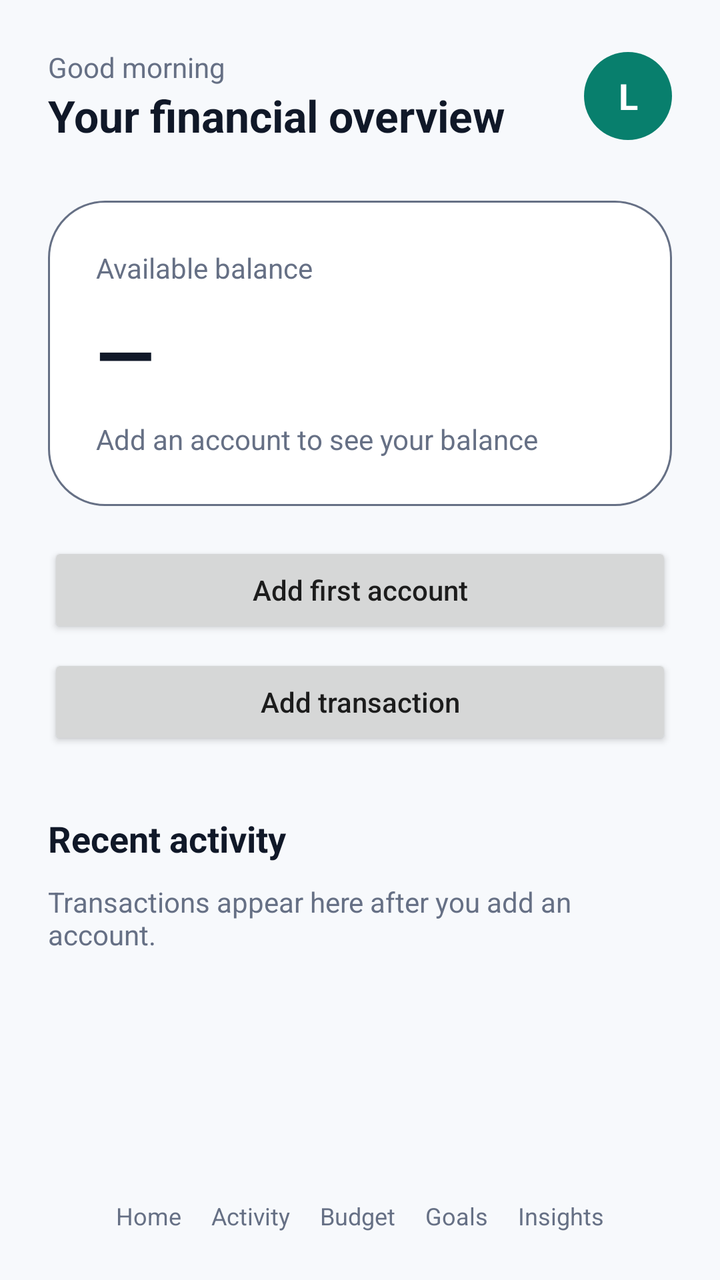
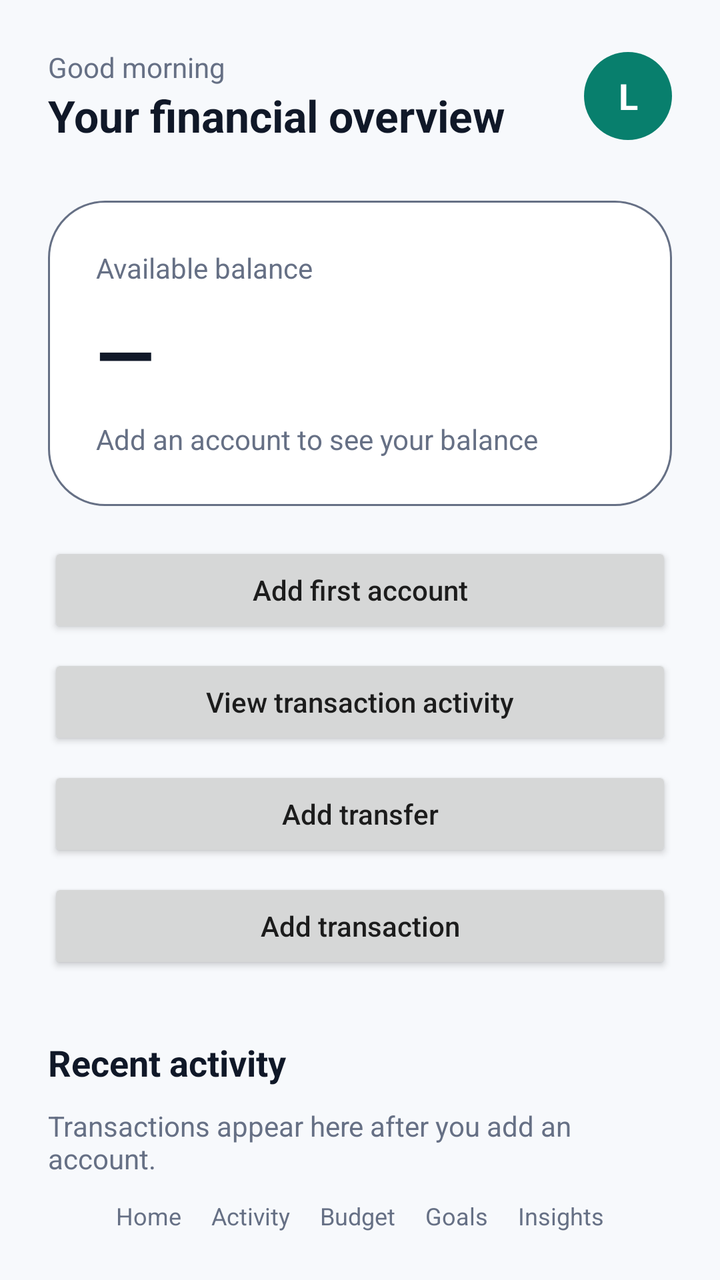

An Android layout rendered at two revisions. The XML below is the earlier revision; the diff shows what the commit changed to produce the second picture.
<!-- AndroidManifest.xml: application theme Theme.App -->
<!-- res/layout/activity_main.xml -->
<?xml version="1.0" encoding="utf-8"?>
<LinearLayout xmlns:android="http://schemas.android.com/apk/res/android"
    android:layout_width="match_parent"
    android:layout_height="match_parent"
    android:orientation="vertical"
    android:background="@color/lumen_background"
    android:padding="24dp">

    <LinearLayout
        android:layout_width="match_parent"
        android:layout_height="wrap_content"
        android:gravity="center_vertical"
        android:orientation="horizontal">
        <LinearLayout
            android:layout_width="0dp"
            android:layout_height="wrap_content"
            android:layout_weight="1"
            android:orientation="vertical">
            <TextView
                android:layout_width="wrap_content"
                android:layout_height="wrap_content"
                android:text="@string/greeting"
                android:textColor="@color/lumen_muted"
                android:textSize="14sp" />
            <TextView
                android:layout_width="wrap_content"
                android:layout_height="wrap_content"
                android:text="@string/overview"
                android:textColor="@color/lumen_ink"
                android:textSize="22sp"
                android:textStyle="bold" />
        </LinearLayout>
        <TextView
            android:layout_width="44dp"
            android:layout_height="44dp"
            android:gravity="center"
            android:text="L"
            android:textColor="@color/on_primary"
            android:textSize="18sp"
            android:textStyle="bold"
            android:background="@drawable/avatar_background" />
    </LinearLayout>

    <LinearLayout
        android:layout_width="match_parent"
        android:layout_height="wrap_content"
        android:layout_marginTop="28dp"
        android:background="@drawable/balance_card_background"
        android:orientation="vertical"
        android:padding="24dp">
        <TextView
            android:layout_width="wrap_content"
            android:layout_height="wrap_content"
            android:text="Available balance"
            android:textColor="@color/lumen_muted"
            android:textSize="14sp" />
        <TextView
            android:id="@+id/balance"
            android:layout_width="wrap_content"
            android:layout_height="wrap_content"
            android:layout_marginTop="8dp"
            android:text="—"
            android:textColor="@color/lumen_ink"
            android:textSize="38sp"
            android:textStyle="bold" />
        <TextView
            android:id="@+id/balance_summary"
            android:layout_width="wrap_content"
            android:layout_height="wrap_content"
            android:layout_marginTop="8dp"
            android:text="@string/empty_balance"
            android:textColor="@color/lumen_muted"
            android:textSize="14sp" />
    </LinearLayout>

    <Button
        android:id="@+id/add_account_button"
        android:layout_width="match_parent"
        android:layout_height="wrap_content"
        android:layout_marginTop="18dp"
        android:text="@string/add_account"
        android:textAllCaps="false" />

    <Button
        android:id="@+id/add_transaction_button"
        android:layout_width="match_parent"
        android:layout_height="wrap_content"
        android:layout_marginTop="8dp"
        android:text="@string/add_transaction"
        android:textAllCaps="false" />

    <TextView
        android:layout_width="wrap_content"
        android:layout_height="wrap_content"
        android:layout_marginTop="32dp"
        android:text="Recent activity"
        android:textColor="@color/lumen_ink"
        android:textSize="18sp"
        android:textStyle="bold" />

    <TextView
        android:layout_width="match_parent"
        android:layout_height="wrap_content"
        android:layout_marginTop="10dp"
        android:text="Transactions appear here after you add an account."
        android:textColor="@color/lumen_muted"
        android:textSize="14sp" />

    <Space android:layout_width="match_parent" android:layout_height="0dp" android:layout_weight="1" />
    <TextView
        android:layout_width="match_parent"
        android:layout_height="wrap_content"
        android:gravity="center"
        android:text="Home     Activity     Budget     Goals     Insights"
        android:textColor="@color/lumen_muted"
        android:textSize="12sp" />
</LinearLayout>
<!-- resources referenced by this layout -->
<resources>
  <color name="lumen_background">#F7F9FC</color>
  <color name="lumen_ink">#101828</color>
  <color name="lumen_muted">#667085</color>
  <color name="on_primary">#FFFFFFFF</color>
  <!-- drawable avatar_background (drawable) -->
  <?xml version="1.0" encoding="utf-8"?>
  <shape xmlns:android="http://schemas.android.com/apk/res/android"
      android:shape="oval">
      <solid android:color="@color/lumen_accent" />
  </shape>
  <!-- drawable balance_card_background (drawable) -->
  <?xml version="1.0" encoding="utf-8"?>
  <shape xmlns:android="http://schemas.android.com/apk/res/android"
      android:shape="rectangle">
      <solid android:color="@color/lumen_surface" />
      <stroke
          android:width="1dp"
          android:color="@color/lumen_muted" />
      <corners android:radius="28dp" />
  </shape>
  <string name="add_account">Add first account</string>
  <string name="add_transaction">Add transaction</string>
  <string name="empty_balance">Add an account to see your balance</string>
  <string name="greeting">Good morning</string>
  <string name="overview">Your financial overview</string>
  <style name="Theme.App" parent="android:Theme.Material.Light.NoActionBar">
          <item name="android:colorPrimary">@color/primary</item>
          <item name="android:colorAccent">@color/lumen_accent</item>
          <item name="android:windowLightStatusBar">true</item>
          <item name="android:statusBarColor">@color/lumen_background</item>
          <item name="android:navigationBarColor">@color/lumen_background</item>
          <item name="android:windowLightNavigationBar">true</item>
      </style>
  <color name="lumen_accent">#087F6D</color>
  <color name="lumen_surface">#FFFFFFFF</color>
  <color name="primary">#087F6D</color>
</resources>

<!-- the commit's change to res/layout/activity_main.xml (unified diff, before → after) -->
@@ -82,6 +82,22 @@
         android:textAllCaps="false" />
 
     <Button
+        android:id="@+id/view_activity_button"
+        android:layout_width="match_parent"
+        android:layout_height="wrap_content"
+        android:layout_marginTop="8dp"
+        android:text="@string/view_activity"
+        android:textAllCaps="false" />
+
+    <Button
+        android:id="@+id/add_transfer_button"
+        android:layout_width="match_parent"
+        android:layout_height="wrap_content"
+        android:layout_marginTop="8dp"
+        android:text="@string/add_transfer"
+        android:textAllCaps="false" />
+
+    <Button
         android:id="@+id/add_transaction_button"
         android:layout_width="match_parent"
         android:layout_height="wrap_content"
<!-- resource entries referenced after the edit -->
@@ -22,9 +22,11 @@
   </shape>
   <string name="add_account">Add first account</string>
   <string name="add_transaction">Add transaction</string>
+  <string name="add_transfer">Add transfer</string>
   <string name="empty_balance">Add an account to see your balance</string>
   <string name="greeting">Good morning</string>
   <string name="overview">Your financial overview</string>
+  <string name="view_activity">View transaction activity</string>
   <style name="Theme.App" parent="android:Theme.Material.Light.NoActionBar">
           <item name="android:colorPrimary">@color/primary</item>
           <item name="android:colorAccent">@color/lumen_accent</item>
